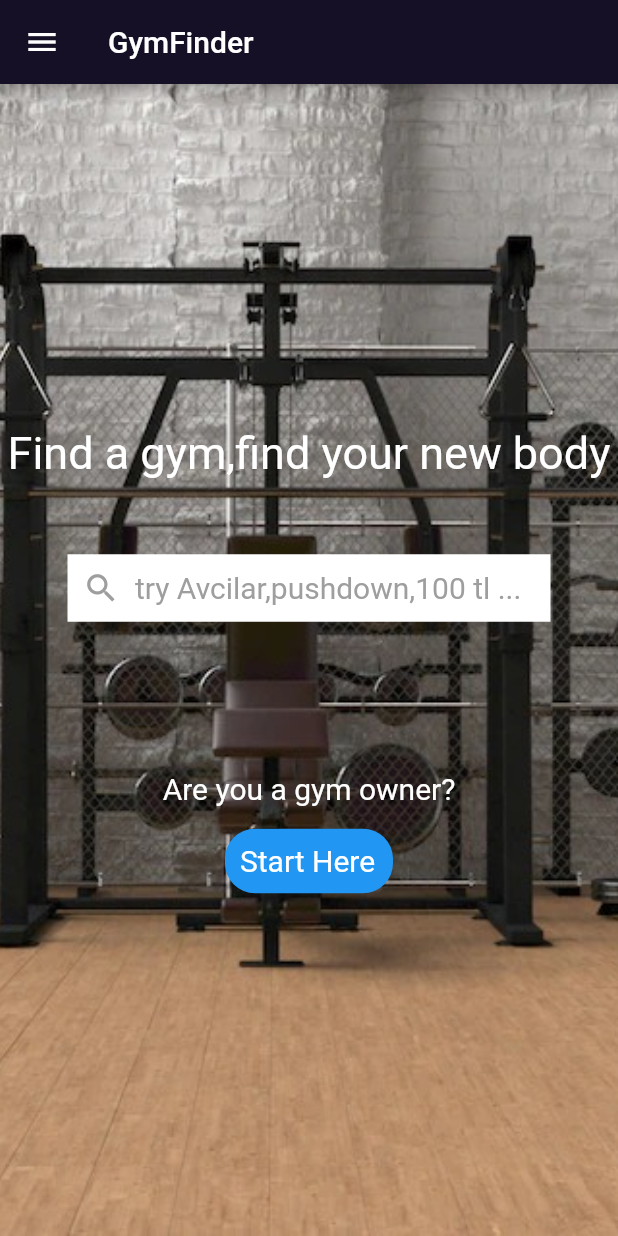
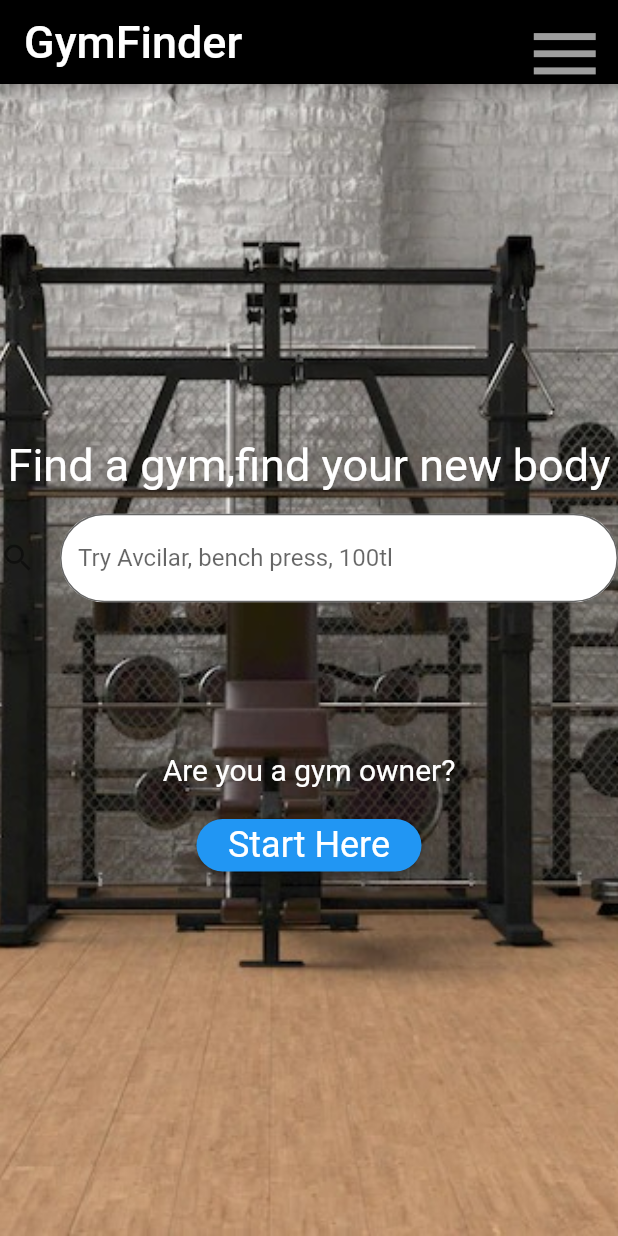
Before and after one commit to HiEdson/GymFinder, a Flutter app: the screen it shows after launch, on a phone screen of 412 x 824 dp. Run offline on Flutter 3.47's test engine with Material 2 defaults, Android fonts, the phone set to English and light mode, and no system bars; our stand-ins replace flutter_rating_bar, image_picker; Roboto replaces fonts that are missing (DancingScript).

Commit message:
new stuffs from master branch

```diff
--- a/lib/main.dart
+++ b/lib/main.dart
@@ -15,7 +15,8 @@ class MyApp extends StatelessWidget {
       title: 'GymFinder',
       theme: ThemeData(
           appBarTheme: AppBarTheme(
-        color: const Color(0xFF151026),
+        // color: const Color(0xFF151026),
+        color: Colors.black,
       )),
       home: const HomePage(title: 'GymFinder'),
     );
--- a/lib/screens/homepage_screen.dart
+++ b/lib/screens/homepage_screen.dart
@@ -26,7 +26,16 @@ class _HomePageState extends State<HomePage> {
   Widget build(BuildContext context) {
     return Scaffold(
       appBar: AppBar(
-        title: Text(widget.title),
+        title: Text(
+          widget.title,
+          style: TextStyle(
+            fontSize: 30.0,
+          ),
+        ),
+        iconTheme: IconThemeData(
+          color: Colors.grey,
+          size: 55.0,
+        ),
       ),
       body: Container(
         decoration: BoxDecoration(
@@ -46,27 +55,23 @@ class _HomePageState extends State<HomePage> {
                   color: Colors.white),
             ),
             SizedBox(
-              height: 50.0,
+              height: 15.0,
             ),
-            Container(
-              margin: EdgeInsets.symmetric(horizontal: 45),
-              padding: EdgeInsets.all(10.0),
-              color: Colors.white,
-              child: Row(
-                children: <Widget>[
-                  Icon(
-                    Icons.search,
-                    color: Colors.grey,
-                    size: 25,
-                  ),
-                  SizedBox(
-                    width: 10.0,
-                  ),
-                  Text(
-                    'try Avcilar,pushdown,100 tl ...',
-                    style: TextStyle(color: Colors.grey, fontSize: 20),
-                  )
-                ],
+            TextField(
+              decoration: InputDecoration(
+                border: OutlineInputBorder(
+                  borderRadius: BorderRadius.all(Radius.circular(45)),
+                ),
+                hintText: 'Try Avcilar, bench press, 100tl',
+                filled: true, //<-- SEE HERE
+                fillColor: Colors.white,
+                icon: Icon(Icons.search),
+                // suffixIcon: Align(
+                //   widthFactor: 1.0,
+                //   heightFactor: 1.0,
+                //   child: Icon(
+                //   Icons.search,
+                // ),)
               ),
             ),
             SizedBox(
@@ -82,27 +87,21 @@ class _HomePageState extends State<HomePage> {
             SizedBox(
               height: 15.0,
             ),
-            Container(
-              margin: EdgeInsets.symmetric(horizontal: 150),
-              padding: EdgeInsets.all(10.0),
-              decoration: BoxDecoration(
-                color: Colors.blue,
-                borderRadius: BorderRadius.all(Radius.circular(20)),
+            ElevatedButton(
+              onPressed: () => {},
+              style: ElevatedButton.styleFrom(
+                textStyle: TextStyle(fontSize: 24),
+                minimumSize: Size(150, 35),
+                shape: RoundedRectangleBorder(
+                    borderRadius: BorderRadius.circular(20)),
               ),
-              child: Row(
-                children: <Widget>[
-                  Text(
-                    'Start Here',
-                    style: TextStyle(color: Colors.white, fontSize: 20),
-                  )
-                ],
-              ),
-            ),
+              child: Text("Start Here"),
+            )
           ],
         ),
       ),
 
-      drawer:
+      endDrawer:
           PrimaryDrawer(), // This trailing comma makes auto-formatting nicer for build methods.
     );
   }
```
